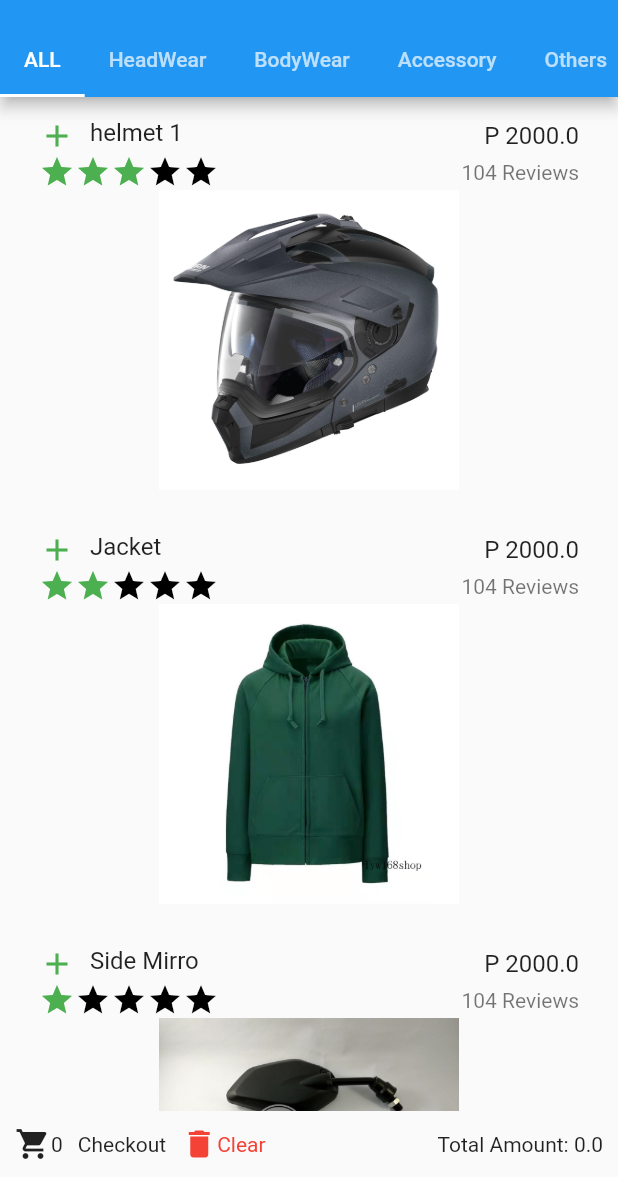
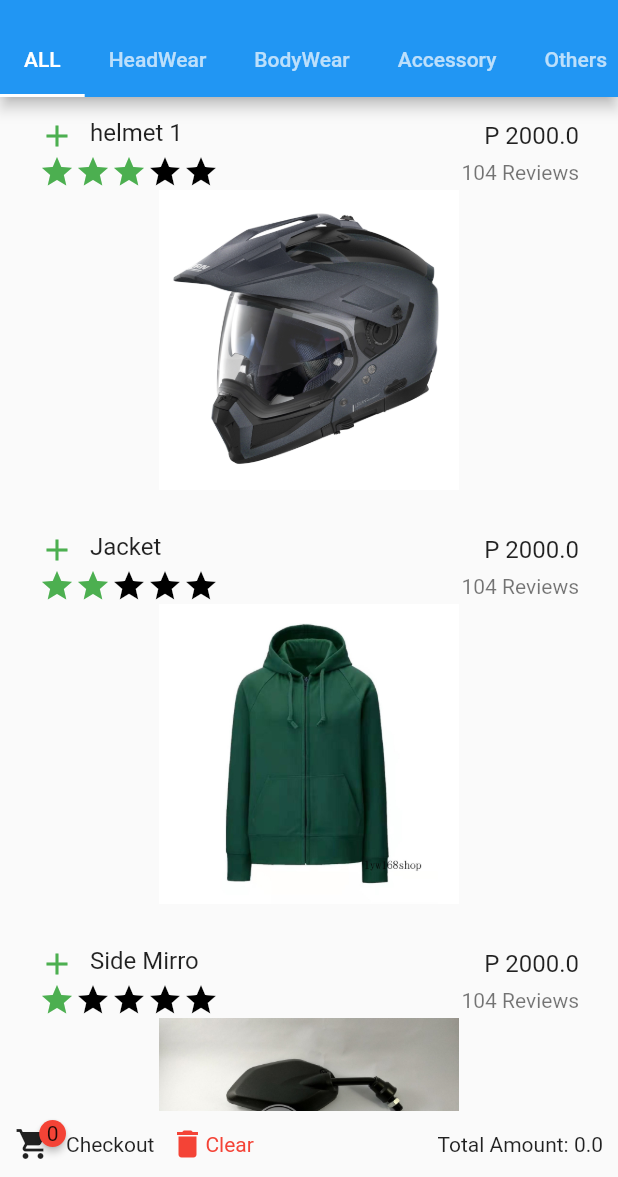
Before and after one commit to nibiru2O12/Flutter---Shopping-List, a Flutter app: the screen it shows after launch, on a phone screen of 412 x 824 dp, the part 59-1236 px from its top. Run offline on Flutter 3.47's test engine with Material 2 defaults, Android fonts, the phone set to English and light mode, and no system bars; drawn by our look-alikes of badges; missing offline and left inert: dart:ffi.

Commit message:
added cart badge

```diff
--- a/lib/main.dart
+++ b/lib/main.dart
@@ -2,6 +2,7 @@ import 'dart:collection';
 import 'dart:convert';
 import 'dart:ffi';
 
+import 'package:badges/badges.dart';
 import 'package:flutter/foundation.dart';
 import 'package:flutter/material.dart';
 import 'package:flutter/rendering.dart';
@@ -562,8 +563,11 @@ class Footer extends StatelessWidget {
             Expanded(
                 child: Row(
               children: [
-                const Icon(Icons.shopping_cart),
-                Text(cart.length.toString()),
+                Badge(
+                  toAnimate: false,
+                  badgeContent: Text(cart.length.toString()),
+                  child: Icon(Icons.shopping_cart),
+                ),
                 SizedBox(
                   width: 10,
                 ),
@@ -608,6 +612,7 @@ class ProductDetailsRoute extends StatelessWidget {
 
   @override
   Widget build(BuildContext context) {
+    var provider = Provider.of<CartModel>(context);
     return Scaffold(
       appBar: AppBar(
         title: Text("Product Details"),
--- a/pubspec.yaml
+++ b/pubspec.yaml
@@ -31,7 +31,7 @@ dependencies:
     sdk: flutter
   provider: ^6.0.0
   json_annotation: ^4.5.0
-
+  badges: ^2.0.2
   # The following adds the Cupertino Icons font to your application.
   # Use with the CupertinoIcons class for iOS style icons.
   cupertino_icons: ^1.0.2
```
Also changed, not shown: pubspec.lock.
